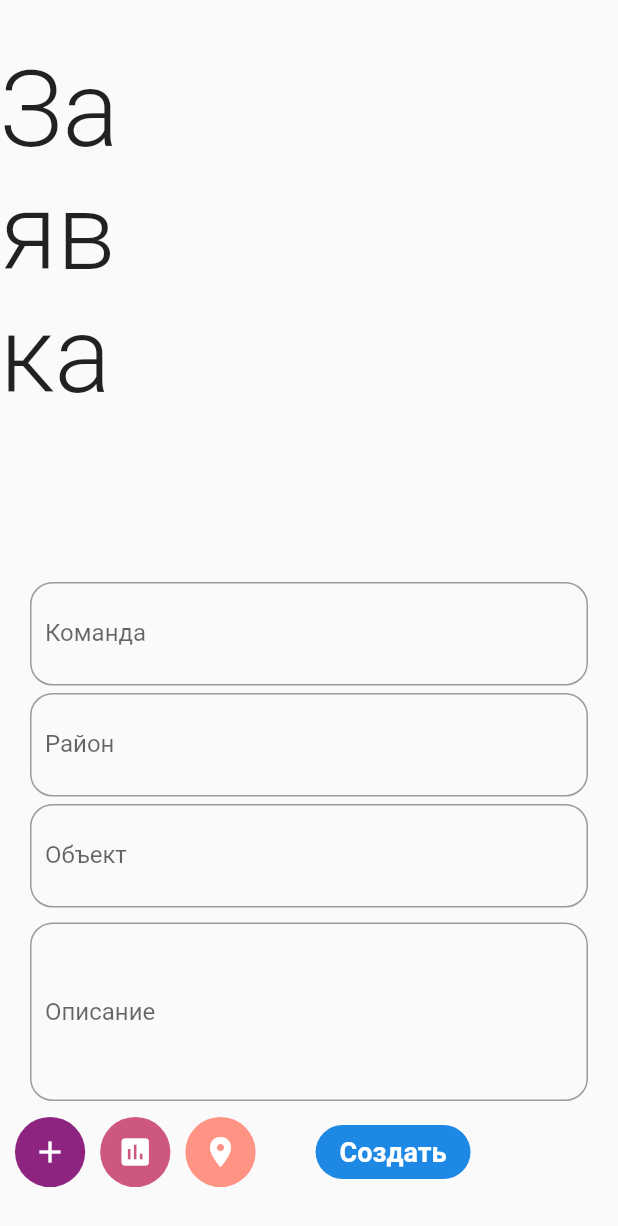
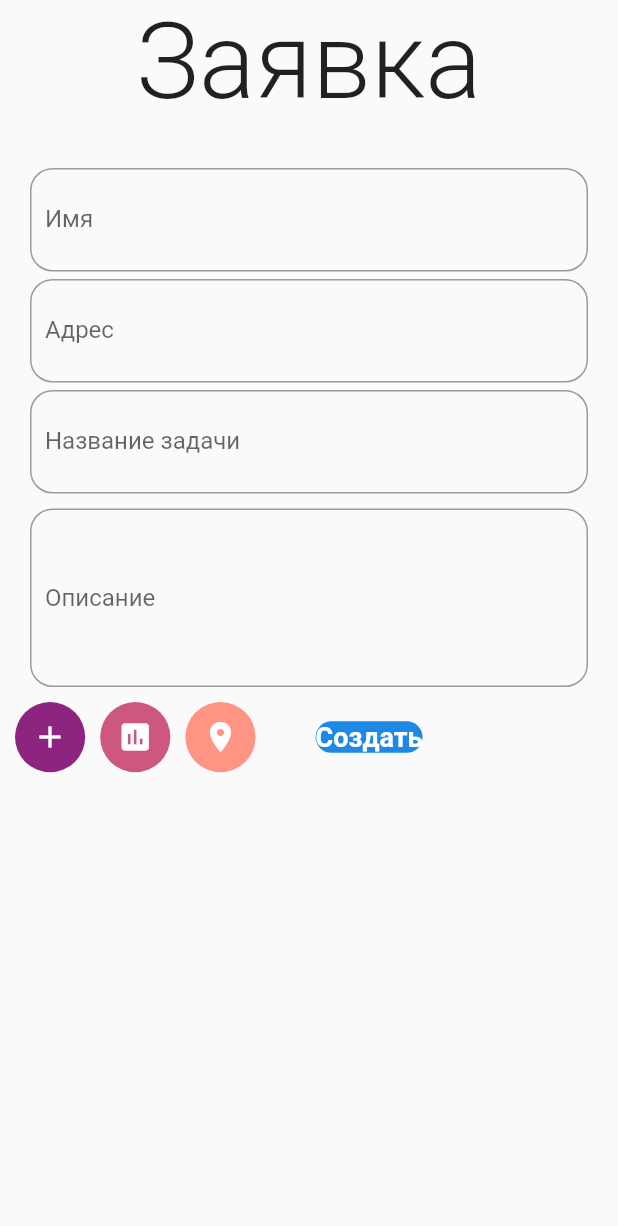
Before and after one commit to Smart-Food/stinger-tracker, a Flutter app: the MasterDropdownScreen screen opened directly, on a phone screen of 412 x 824 dp. Shown: the top 1226 px of the screen. Run offline on Flutter 3.47's test engine with Material 2 defaults, Android fonts, the phone set to English and light mode, and no system bars; our stand-ins replace camera, cloud_firestore, csv, firebase_core, flutter_svg, shared_preferences and 2 more; missing offline and left inert: esys_flutter_share, speech_recognition; accounts and stored records are empty; project files that could hold a hidden picture were left out.

Commit message:
ПОСЛЕДНИЙ КОММИТ

```diff
--- a/lib/camera/camera_screen.dart
+++ b/lib/camera/camera_screen.dart
@@ -101,7 +101,7 @@ class _CameraScreenState extends State {
   Widget _cameraPreviewWidget() {
     if (controller == null || !controller.value.isInitialized) {
       return const Text(
-        'Loading',
+        'Загрузка',
         style: TextStyle(
           color: Colors.white,
           fontSize: 20.0,
--- a/lib/masterform.dart
+++ b/lib/masterform.dart
@@ -2,6 +2,9 @@ import 'package:cloud_firestore/cloud_firestore.dart';
 import 'package:flutter/material.dart';
 import 'constants.dart';
 import 'package:stinger_tracker/csv_operations.dart';
+import 'package:provider/provider.dart';
+import 'package:stinger_tracker/singleton.dart';
+import 'package:flutter_svg/svg.dart';
 
 class Item {
   String name;
@@ -22,14 +25,23 @@ class MasterDropdownScreen extends StatefulWidget {
 }
 
 class MasterDropdownScreenState extends State<MasterDropdownScreen> {
+
+  void uploadTask(String address, bool isCheck, String masterName, description) {
+    print("Да");
+    FirebaseFirestore.instance
+        .collection('slaves').doc('Dyk').collection('tasks').add({
+      'address': address,
+      'isCheck': isCheck,
+      'masterName': masterName,
+      'description': description,
+    });
+    Navigator.pop(context);
+  }
+
   @override
   Widget build(BuildContext context) {
 
     String _inputErrorText;
-    final TextEditingController _heading =  TextEditingController();
-    final TextEditingController _topic =  TextEditingController();
-    final TextEditingController _description =  TextEditingController();
-    final TextEditingController _area =  TextEditingController();
 
     // final objects = [
     //   'a', 'b', 'c'
@@ -41,19 +53,23 @@ class MasterDropdownScreenState extends State<MasterDropdownScreen> {
     //   'a', 'b', 'c'
     // ];
 
-    return Scaffold(
-        body: Column(
-            mainAxisAlignment: MainAxisAlignment.center,
+    return Consumer<Singleton>(builder: (context, singleton, child) {
+      return Stack(
         children: [
-              Padding(padding: EdgeInsets.only(right: 300, bottom: 80),
+          Scaffold(
+              body: SafeArea(
+                child: Column(
+                    mainAxisAlignment: MainAxisAlignment.start,
+                    children: [
+                      Center(
                           child: Text(
                             'Заявка',
                             style: TextStyle(
                                 fontSize: 70,
                                 fontWeight: FontWeight.w300
                             ),
-                  ))
-              ,
+                          )
+                      ),
                       SizedBox(height: 30),
                       Padding(
                         padding: const EdgeInsets.only(left: 20.0, right: 20.0),
@@ -61,7 +77,7 @@ class MasterDropdownScreenState extends State<MasterDropdownScreen> {
                           decoration: InputDecoration(
                               contentPadding: EdgeInsets.symmetric(
                                   vertical: 25.0, horizontal: 10.0),
-                      labelText: "Команда",
+                              labelText: "Имя",
                               errorText: _inputErrorText,
                               fillColor: Colors.white,
                               border: OutlineInputBorder(
@@ -69,7 +85,7 @@ class MasterDropdownScreenState extends State<MasterDropdownScreen> {
                               )
                           ),
                           textInputAction: TextInputAction.done,
-                  controller: _heading,
+                          controller: singleton.heading,
                           keyboardType: TextInputType.text,
                         ),
                       ),
@@ -80,14 +96,14 @@ class MasterDropdownScreenState extends State<MasterDropdownScreen> {
                           decoration: InputDecoration(
                               contentPadding: EdgeInsets.symmetric(
                                   vertical: 25.0, horizontal: 10.0),
-                      labelText: "Район",
+                              labelText: "Адрес",
                               errorText: _inputErrorText,
                               fillColor: Colors.white,
                               border: OutlineInputBorder(
                                 borderRadius: BorderRadius.circular(15.0),
                               )
                           ),
-                  controller: _area,
+                          controller: singleton.area,
                           keyboardType: TextInputType.text,
                         ),
                       ),
@@ -98,7 +114,7 @@ class MasterDropdownScreenState extends State<MasterDropdownScreen> {
                           decoration: InputDecoration(
                               contentPadding: EdgeInsets.symmetric(
                                   vertical: 25.0, horizontal: 10.0),
-                      labelText: "Объект",
+                              labelText: "Название задачи",
                               errorText: _inputErrorText,
                               fillColor: Colors.white,
                               border: OutlineInputBorder(
@@ -108,7 +124,7 @@ class MasterDropdownScreenState extends State<MasterDropdownScreen> {
                                   )
                               )
                           ),
-                  controller: _topic,
+                          controller: singleton.topic,
                           keyboardType: TextInputType.text,
                         ),
                       ),
@@ -130,7 +146,7 @@ class MasterDropdownScreenState extends State<MasterDropdownScreen> {
                                   )
                               )
                           ),
-                  controller: _description,
+                          controller: singleton.description,
                           keyboardType: TextInputType.multiline,
                           maxLines: null,
                         ),
@@ -170,12 +186,13 @@ class MasterDropdownScreenState extends State<MasterDropdownScreen> {
                           SizedBox(height: 30),
                           Padding(
                               padding: const EdgeInsets.only(left: 40.0, right: 40.0),
-                      child: FlatButton(
+                              child: GestureDetector(
                                 //minWidth: 300,
-                        onPressed: () => uploadTask(_area.text, false, 'Палыч'),
+                                  onTap: () => uploadTask(singleton.area.text, false, singleton.heading.text, singleton.description.text),
+                                  child: Container(
+                                    decoration: BoxDecoration(
+                                      borderRadius: BorderRadius.circular(18.0),
                                       color: Colors.blue[600],
-                        shape: RoundedRectangleBorder(
-                          borderRadius: BorderRadius.circular(18.0),
                                     ),
                                     child: Center(
                                       child: Text("Создать",
@@ -185,19 +202,24 @@ class MasterDropdownScreenState extends State<MasterDropdownScreen> {
                                             fontWeight: FontWeight.bold
                                         ),),
                                     ),))
+                          )
                         ],
                       ),
                     ]
                 )
+              )
+          ),
+          Positioned(
+            bottom: 0,
+            left: 0,
+            child: AnimatedOpacity(
+                duration: Duration(milliseconds: 500),
+                opacity: singleton.Mykhalich ? 1.0 : 0.0,
+                child: SvgPicture.asset("assets/images/businessman.svg", height: 30, width: 20)
+            ),
+          ),
+        ],
       );
-
-  }
-  uploadTask(String address, bool isCheck, String masterName) async {
-    FirebaseFirestore.instance
-        .collection('slaves').doc('Dyk').collection('tasks').add({
-      'address': address,
-      'isCheck': isCheck,
-      'masterName': masterName,
-    }) as CollectionReference;
+    });
   }
 }
--- a/lib/singleton.dart
+++ b/lib/singleton.dart
@@ -26,11 +26,20 @@ class Singleton extends ChangeNotifier {
 
   bool isNavigating = false;
   bool isPop = false;
+  bool isNavigatingCreate = false;
+  bool isNavigatingOpen = false;
   bool isNavigatingToCamera = false;
+
+  PageController pageController = PageController();
 
   String transcription = '';
 
   String last = "";
+
+  final TextEditingController heading =  TextEditingController();
+  final TextEditingController area =  TextEditingController();
+  final TextEditingController topic =  TextEditingController();
+  final TextEditingController description =  TextEditingController();
 
   //String _currentLocale = 'en_US';
   Language selectedLang = languages.first;
@@ -126,22 +135,30 @@ class Singleton extends ChangeNotifier {
           this.transcription = "";
           notifyListeners();
         }
-        if (last == "Форма" || last == "форма") {
-          this.isNavigating = true;
+        if (last == "Создать" || last == "создать") {
+          this.isNavigatingCreate = true;
+          this.transcription = "";
+          notifyListeners();
+        }
+        if (last == "Открыть" || last == "открыть") {
+          this.isNavigatingOpen = true;
           this.transcription = "";
           notifyListeners();
         }
         if (last == "Описание" || last == "описание") {
+          this.pageController.jumpToPage(0);
           this.selectedIndexDetails = 0;
           this.transcription = "";
           notifyListeners();
         }
         if (last == "Заявки" || last == "заявки") {
+          this.pageController.jumpToPage(1);
           this.selectedIndexDetails = 1;
           this.transcription = "";
           notifyListeners();
         }
         if (last == "Дефекты" || last == "дефекты") {
+          this.pageController.jumpToPage(2);
           this.selectedIndexDetails = 2;
           this.transcription = "";
           notifyListeners();
@@ -151,6 +168,15 @@ class Singleton extends ChangeNotifier {
           this.transcription = "";
           notifyListeners();
         }
+        if (last == "Автозаявка" || last == "автозаявка") {
+          this.heading.text = "Dyk";
+          this.area.text = "г. Яросавль";
+          this.topic.text = "Обнаружение дефектов";
+          this.description.text = "Отсутствие отклика от объекта";
+          this.isNavigatingToCamera = true;
+          this.transcription = "";
+          notifyListeners();
+        }
       }
       notifyListeners();
     }
```
Also changed, not shown: lib/Screens/details/details_screen.dart (+6 -1 lines), lib/Screens/home/home_screen.dart (+20 -4 lines), assets/images/businessman.svg, 1 other file. Lines whose indentation alone changed are shown as unchanged.
